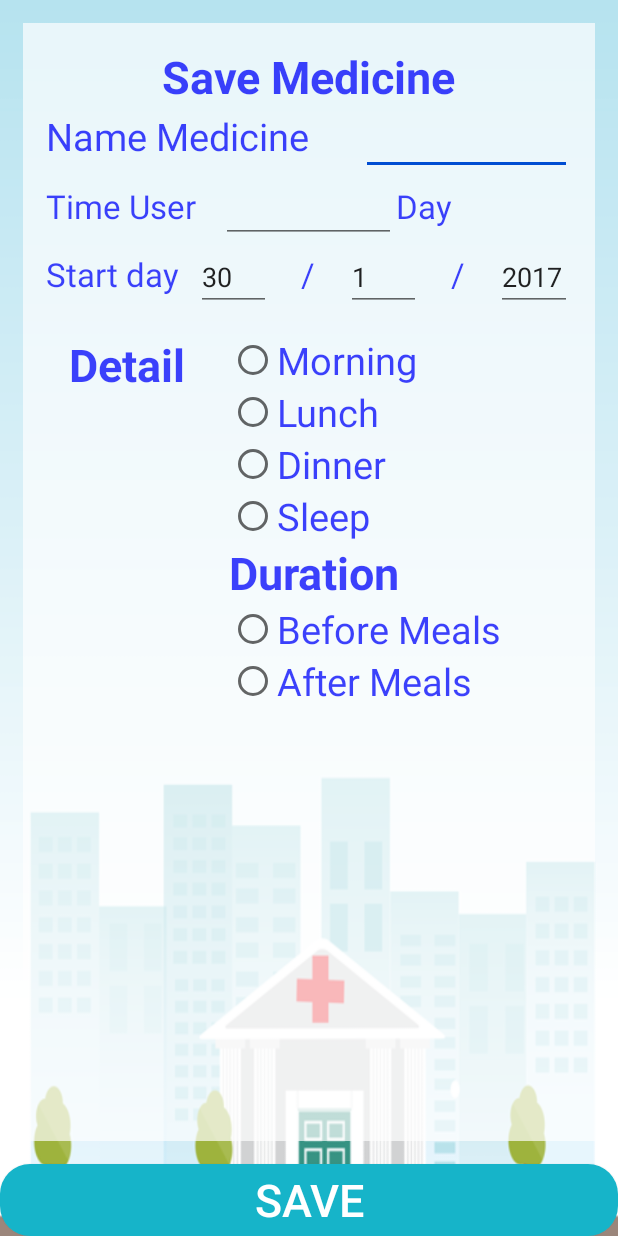
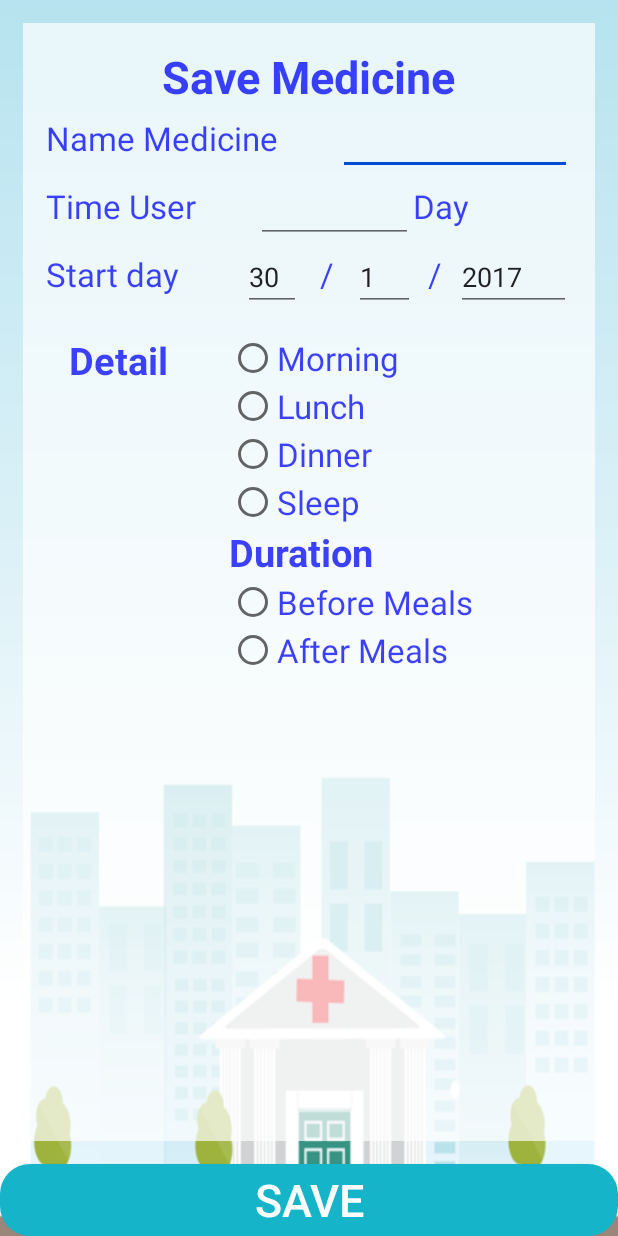
Before and after one commit to Maneerataodaod/Hospital-Room-26jan, an Android app: the DrugsaveActivity screen opened directly, with no data from a screen before it, on a phone screen of 412 x 824 dp. Run offline under Robolectric (Android 15) with nearby library versions, the phone set to English and light mode, and no system bars; libraries missing offline, so code that uses them is left out: com.squareup.okhttp; 1 statement that could not run was skipped.

Commit message:
Running 30/1/60

```diff
--- a/app/src/main/java/kaewmod/hospitalroom/HomeActivity.java
+++ b/app/src/main/java/kaewmod/hospitalroom/HomeActivity.java
@@ -20,9 +20,6 @@ public class HomeActivity extends Activity {
         window.setFormat(PixelFormat.RGBA_8888);
     }
 
-    /**
-     * เปลี่ยนแปลงโดย มาสเตอร์
-     */
     Thread splashTread;
 
     @Override
--- a/app/src/main/java/kaewmod/hospitalroom/MenuActivity.java
+++ b/app/src/main/java/kaewmod/hospitalroom/MenuActivity.java
@@ -306,7 +306,7 @@ public class MenuActivity extends AppCompatActivity {
         Log.d("22decV2", "Start ==> " + day);
 
         intent.putExtra("Login", loginStrings);
-        intent.putExtra("Mediciene", nameMediciene);  /// ใส่ที่เหลือ หน้าแสดงแจ้งเตือนการกินยา
+        intent.putExtra("Mediciene", nameMediciene);
         intent.putExtra("TimeUse", timeUser);
         intent.putExtra("Start", day );
         intent.putExtra("MonthYear", ("/" + month + "/" + year));
--- a/app/src/main/java/kaewmod/hospitalroom/NoOkActivity.java
+++ b/app/src/main/java/kaewmod/hospitalroom/NoOkActivity.java
@@ -15,7 +15,7 @@ public class NoOkActivity extends AppCompatActivity {
 
     public void clickLiveWell (View view) {
         MyAlert myAlert = new MyAlert();
-        myAlert.myDialog(NoOkActivity.this, "How are you ?", "I'm fine :D");
+        myAlert.myDialog(NoOkActivity.this, "How are you ?", "I'm fine");
 
     }
     public void clickSymptoms (View view) {
--- a/app/src/main/java/kaewmod/hospitalroom/SonService.java
+++ b/app/src/main/java/kaewmod/hospitalroom/SonService.java
@@ -262,7 +262,7 @@ public class SonService extends AppCompatActivity {
         Log.d("22decV2", "Start ==> " + day);
 
         intent.putExtra("Login", loginStrings);
-        intent.putExtra("Mediciene", nameMediciene);  /// ใส่ที่เหลือ หน้าแสดงแจ้งเตือนการกินยา
+        intent.putExtra("Mediciene", nameMediciene);
         intent.putExtra("TimeUse", timeUser);
         intent.putExtra("Start", day);
         intent.putExtra("MonthYear", ("/" + month + "/" + year));
--- a/app/src/main/res/layout/my_save_medicine_layout.xml
+++ b/app/src/main/res/layout/my_save_medicine_layout.xml
@@ -36,8 +36,8 @@
                 android:layout_width="0dp"
                 android:layout_height="wrap_content"
                 android:id="@+id/textView43"
-                android:layout_weight="1.5"
-                android:textSize="@dimen/h2"
+                android:layout_weight="1.25"
+                android:textSize="@dimen/h1"
                 android:textColor="@color/colorPrimaryDark" />
 
             <EditText
@@ -59,16 +59,18 @@
                 android:layout_width="0dp"
                 android:layout_height="wrap_content"
                 android:id="@+id/textView44"
-                android:layout_weight="1"
+                android:layout_weight="1.33"
                 android:textSize="22dp"
-                android:textColor="@color/colorPrimaryDark" />
+                android:textColor="@color/colorPrimaryDark"
+                android:elevation="2dp"
+                android:paddingRight="5dp" />
 
             <EditText
                 android:layout_width="0dp"
                 android:layout_height="wrap_content"
                 android:ems="10"
                 android:id="@+id/editText6"
-                android:layout_weight="1"
+                android:layout_weight="0.99"
                 android:inputType="number" />
 
             <TextView
@@ -91,9 +93,10 @@
                 android:layout_width="0dp"
                 android:layout_height="wrap_content"
                 android:id="@+id/textView50"
-                android:layout_weight="2"
+                android:layout_weight="2.96"
                 android:textSize="@dimen/h1"
-                android:textColor="@color/colorPrimaryDark" />
+                android:textColor="@color/colorPrimaryDark"
+                android:paddingRight="5dp" />
 
             <EditText
                 android:layout_width="0dp"
@@ -101,14 +104,14 @@
                 android:inputType="number"
                 android:ems="10"
                 android:id="@+id/editText7"
-                android:layout_weight="1" />
+                android:layout_weight="0.88" />
 
             <TextView
                 android:text="/"
                 android:layout_width="0dp"
                 android:layout_height="wrap_content"
                 android:id="@+id/textView51"
-                android:layout_weight="1"
+                android:layout_weight="0.80"
                 android:textSize="22dp"
                 android:gravity="center_horizontal"
                 android:textColor="@color/colorPrimaryDark" />
@@ -119,14 +122,14 @@
                 android:inputType="number"
                 android:ems="10"
                 android:id="@+id/editText8"
-                android:layout_weight="1" />
+                android:layout_weight="0.92" />
 
             <TextView
                 android:text="/"
                 android:layout_width="0dp"
                 android:layout_height="wrap_content"
                 android:id="@+id/textView52"
-                android:layout_weight="1"
+                android:layout_weight="0.62"
                 android:textSize="22dp"
                 android:gravity="center_horizontal"
                 android:textColor="@color/colorPrimaryDark" />
@@ -137,7 +140,7 @@
                 android:inputType="number"
                 android:ems="10"
                 android:id="@+id/editText11"
-                android:layout_weight="1" />
+                android:layout_weight="1.72" />
         </LinearLayout>
 
         <LinearLayout
@@ -153,7 +156,7 @@
                 android:layout_height="wrap_content"
                 android:id="@+id/textView53"
                 android:layout_weight="1"
-                android:textSize="@dimen/h5"
+                android:textSize="@dimen/h2"
                 android:textStyle="bold"
                 android:textColor="@color/colorPrimaryDark" />
 
@@ -168,7 +171,7 @@
                     android:layout_width="match_parent"
                     android:layout_height="wrap_content"
                     android:id="@+id/radioButton8"
-                    android:textSize="@dimen/h2"
+                    android:textSize="@dimen/h1"
                     android:textColor="@color/colorPrimaryDark" />
 
                 <RadioButton
@@ -176,7 +179,7 @@
                     android:layout_width="match_parent"
                     android:layout_height="wrap_content"
                     android:id="@+id/radioButton7"
-                    android:textSize="@dimen/h2"
+                    android:textSize="@dimen/h1"
                     android:textColor="@color/colorPrimaryDark" />
 
                 <RadioButton
@@ -184,7 +187,7 @@
                     android:layout_width="match_parent"
                     android:layout_height="wrap_content"
                     android:id="@+id/radioButton6"
-                    android:textSize="@dimen/h2"
+                    android:textSize="@dimen/h1"
                     android:textColor="@color/colorPrimaryDark" />
 
                 <RadioButton
@@ -192,7 +195,7 @@
                     android:layout_width="match_parent"
                     android:layout_height="wrap_content"
                     android:id="@+id/radioButton5"
-                    android:textSize="@dimen/h2"
+                    android:textSize="@dimen/h1"
                     android:textColor="@color/colorPrimaryDark" />
 
                 <LinearLayout
@@ -206,7 +209,7 @@
                         android:layout_height="wrap_content"
                         android:id="@+id/textView54"
                         android:textColor="@color/colorPrimaryDark"
-                        android:textSize="@dimen/h5"
+                        android:textSize="@dimen/h2"
                         android:textStyle="normal|bold" />
                 </LinearLayout>
 
@@ -217,20 +220,20 @@
 
                     <RadioButton
                         android:text="@string/Drug6"
-                        android:layout_width="wrap_content"
+                        android:layout_width="match_parent"
                         android:layout_height="wrap_content"
                         android:id="@+id/radioButton10"
                         android:layout_weight="1"
-                        android:textSize="@dimen/h2"
+                        android:textSize="@dimen/h1"
                         android:textColor="@color/colorPrimaryDark" />
 
                     <RadioButton
                         android:text="@string/Drug7"
-                        android:layout_width="wrap_content"
+                        android:layout_width="match_parent"
                         android:layout_height="wrap_content"
                         android:id="@+id/radioButton9"
                         android:layout_weight="1"
-                        android:textSize="@dimen/h2"
+                        android:textSize="@dimen/h1"
                         android:textColor="@color/colorPrimaryDark" />
 
                 </RadioGroup>
--- a/app/src/main/res/values/dimens.xml
+++ b/app/src/main/res/values/dimens.xml
@@ -11,4 +11,5 @@
     <dimen name="h6">10dp</dimen>
     <dimen name="h7">21dp</dimen>
     <dimen name="h8">15dp</dimen>
+    <dimen name="h9">18dp</dimen>
 </resources>
```
Also changed, not shown: app/src/main/res/layout/activity_main.xml (+17 -16 lines).
